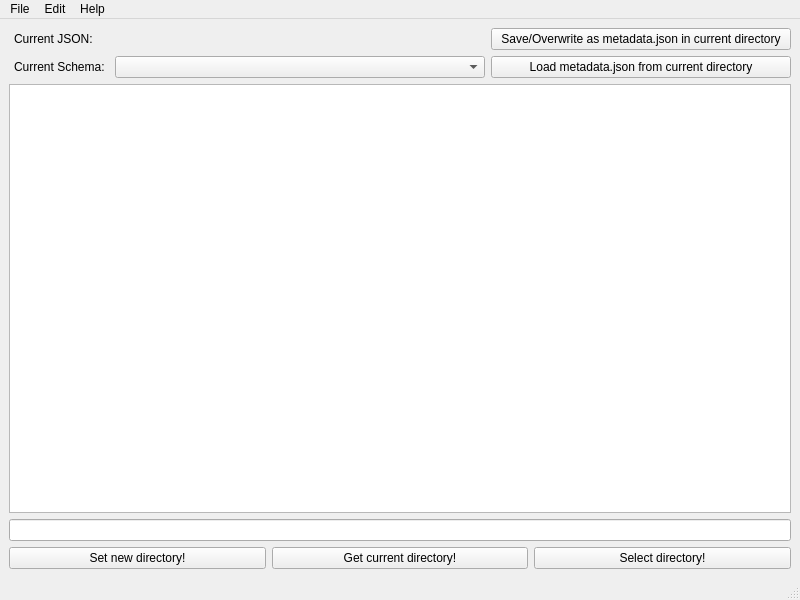
Qt form main_window.ui (nplathe/pyJSON-Schema-Loader-and-JSON-Editor) before a commit.
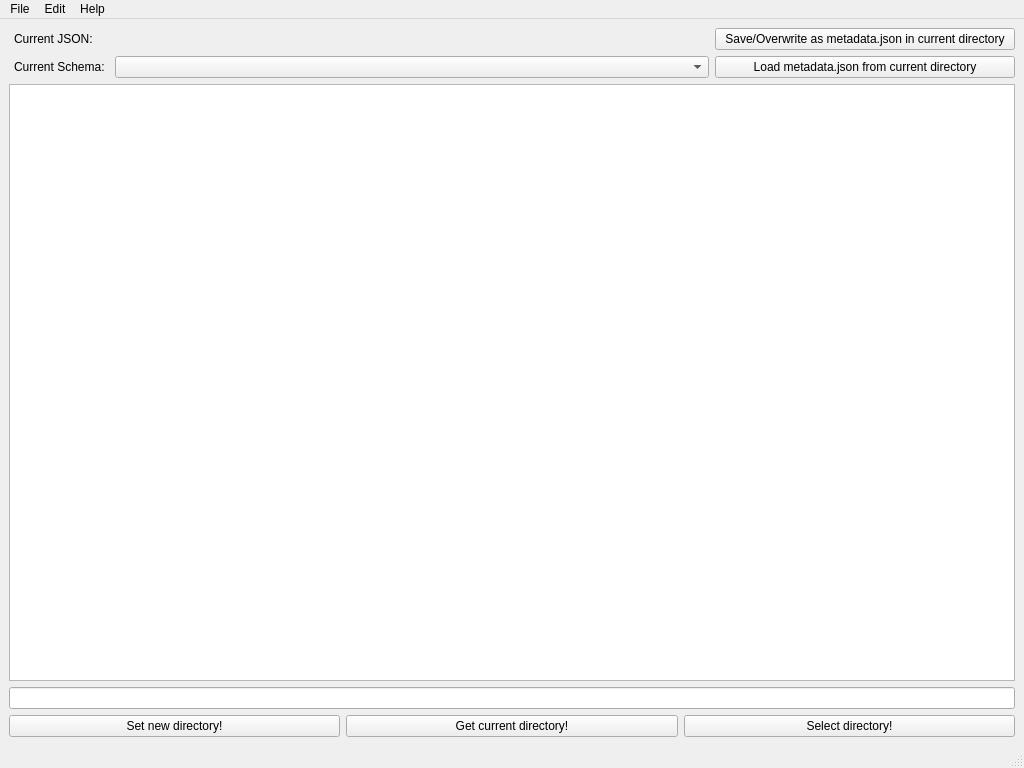
The same form after that commit.

Diff of the .ui file:
```diff
--- a/main_window.ui
+++ b/main_window.ui
@@ -6,8 +6,8 @@
    <rect>
     <x>0</x>
     <y>0</y>
-    <width>800</width>
-    <height>600</height>
+    <width>1024</width>
+    <height>768</height>
    </rect>
   </property>
   <property name="windowTitle">
@@ -140,7 +140,7 @@
     <rect>
      <x>0</x>
      <y>0</y>
-     <width>800</width>
+     <width>1024</width>
      <height>21</height>
     </rect>
    </property>
@@ -246,6 +246,7 @@
    </property>
   </action>
  </widget>
+ <layoutdefault spacing="6" margin="9"/>
  <resources/>
  <connections/>
 </ui>
```
